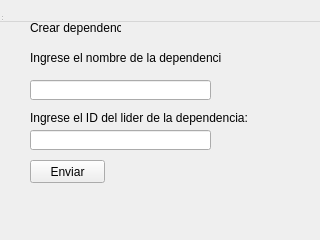
First picture: the form in Prueba tp/form_window.ui, repository stel0/TP-PYTHON, before the edit.
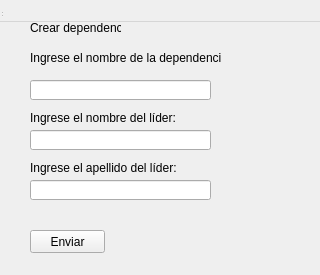
Second picture: the form after the edit.

Commit message: form para crear organigrama y form para crear dependencia funcionando

```diff
--- a/Prueba tp/form_window.ui
+++ b/Prueba tp/form_window.ui
@@ -7,13 +7,21 @@
     <x>0</x>
     <y>0</y>
     <width>320</width>
-    <height>240</height>
+    <height>275</height>
    </rect>
   </property>
   <property name="windowTitle">
    <string>MainWindow</string>
   </property>
-  <widget class="QWidget" name="centralwidget">
+  <widget class="QWidget" name="centralwidget" native="true">
+   <property name="geometry">
+    <rect>
+     <x>0</x>
+     <y>0</y>
+     <width>291</width>
+     <height>261</height>
+    </rect>
+   </property>
    <widget class="QLineEdit" name="input_dependencia_nombre">
     <property name="geometry">
      <rect>
@@ -70,14 +78,14 @@
      </rect>
     </property>
     <property name="text">
-     <string>Ingrese el ID del lider de la dependencia:</string>
+     <string>Ingrese el nombre del líder:</string>
     </property>
    </widget>
    <widget class="QPushButton" name="enviar_dependencia">
     <property name="geometry">
      <rect>
       <x>30</x>
-      <y>160</y>
+      <y>230</y>
       <width>75</width>
       <height>23</height>
      </rect>
@@ -86,6 +94,29 @@
      <string>Enviar</string>
     </property>
    </widget>
+   <widget class="QLabel" name="label_4">
+    <property name="geometry">
+     <rect>
+      <x>30</x>
+      <y>160</y>
+      <width>181</width>
+      <height>16</height>
+     </rect>
+    </property>
+    <property name="text">
+     <string>Ingrese el apellido del líder:</string>
+    </property>
+   </widget>
+   <widget class="QLineEdit" name="input_dependencia_apellido_lider">
+    <property name="geometry">
+     <rect>
+      <x>30</x>
+      <y>180</y>
+      <width>181</width>
+      <height>20</height>
+     </rect>
+    </property>
+   </widget>
   </widget>
   <widget class="QMenuBar" name="menubar">
    <property name="geometry">
@@ -97,7 +128,16 @@
     </rect>
    </property>
   </widget>
-  <widget class="QStatusBar" name="statusbar"/>
+  <widget class="QStatusBar" name="statusbar">
+   <property name="geometry">
+    <rect>
+     <x>0</x>
+     <y>0</y>
+     <width>3</width>
+     <height>18</height>
+    </rect>
+   </property>
+  </widget>
  </widget>
  <resources/>
  <connections/>
```
Left out of the diff: 2 changed lines with no effect on the pictures. The commit also changes 16 other files.
